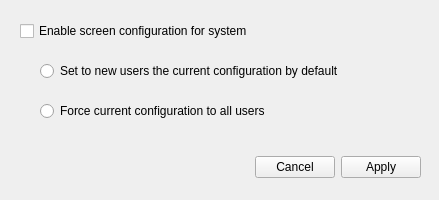
First picture: the form in kscreensystem.ui, repository lliurex/kscreen-system-settings, before the edit.
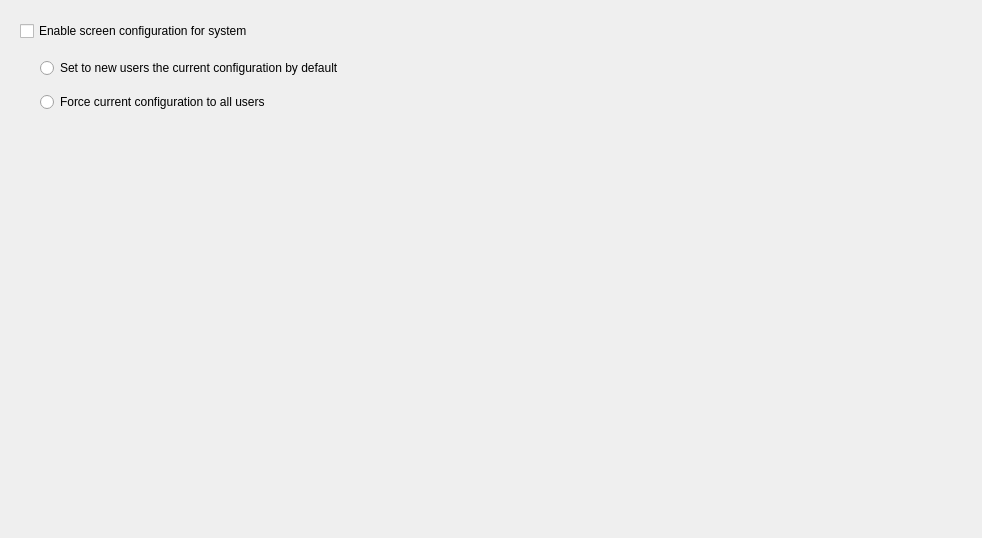
Second picture: the form after the edit.

```diff
--- a/kscreensystem.ui
+++ b/kscreensystem.ui
@@ -6,8 +6,8 @@
    <rect>
     <x>0</x>
     <y>0</y>
-    <width>439</width>
-    <height>200</height>
+    <width>982</width>
+    <height>538</height>
    </rect>
   </property>
   <property name="windowTitle">
@@ -26,44 +26,31 @@
     <string>Enable screen configuration for system</string>
    </property>
   </widget>
-  <widget class="QRadioButton" name="radioButton">
+  <widget class="QWidget" name="verticalLayoutWidget">
    <property name="geometry">
     <rect>
      <x>40</x>
-     <y>60</y>
-     <width>351</width>
-     <height>22</height>
+     <y>50</y>
+     <width>401</width>
+     <height>71</height>
     </rect>
    </property>
+   <layout class="QVBoxLayout" name="systemConfigLayout">
+    <item>
+     <widget class="QRadioButton" name="newusersRadioButton">
    <property name="text">
     <string>Set to new users the current configuration by default</string>
    </property>
   </widget>
-  <widget class="QRadioButton" name="radioButton_2">
-   <property name="geometry">
-    <rect>
-     <x>40</x>
-     <y>100</y>
-     <width>351</width>
-     <height>22</height>
-    </rect>
-   </property>
+    </item>
+    <item>
+     <widget class="QRadioButton" name="allusersRadioButton">
    <property name="text">
     <string>Force current configuration to all users</string>
    </property>
   </widget>
-  <widget class="QDialogButtonBox" name="buttonBox">
-   <property name="geometry">
-    <rect>
-     <x>240</x>
-     <y>150</y>
-     <width>181</width>
-     <height>34</height>
-    </rect>
-   </property>
-   <property name="standardButtons">
-    <set>QDialogButtonBox::Apply|QDialogButtonBox::Cancel</set>
-   </property>
+    </item>
+   </layout>
   </widget>
  </widget>
  <resources/>
```
Left out of the diff: 2 changed lines with no effect on the pictures. Lines whose indentation alone changed are shown as unchanged.
